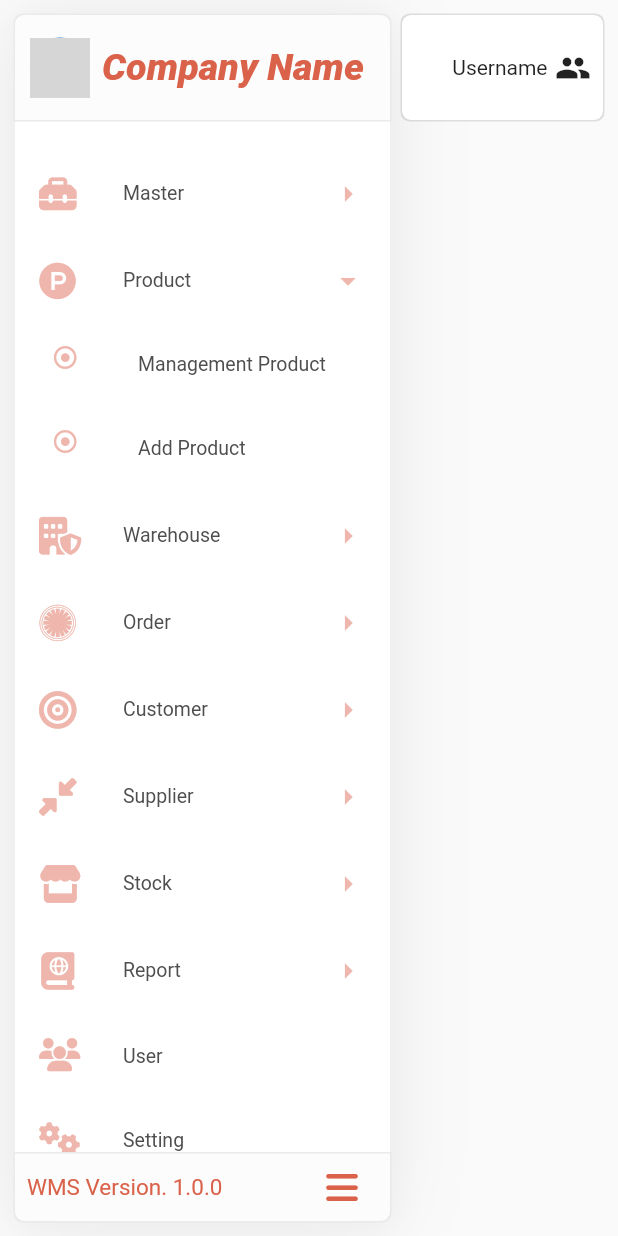
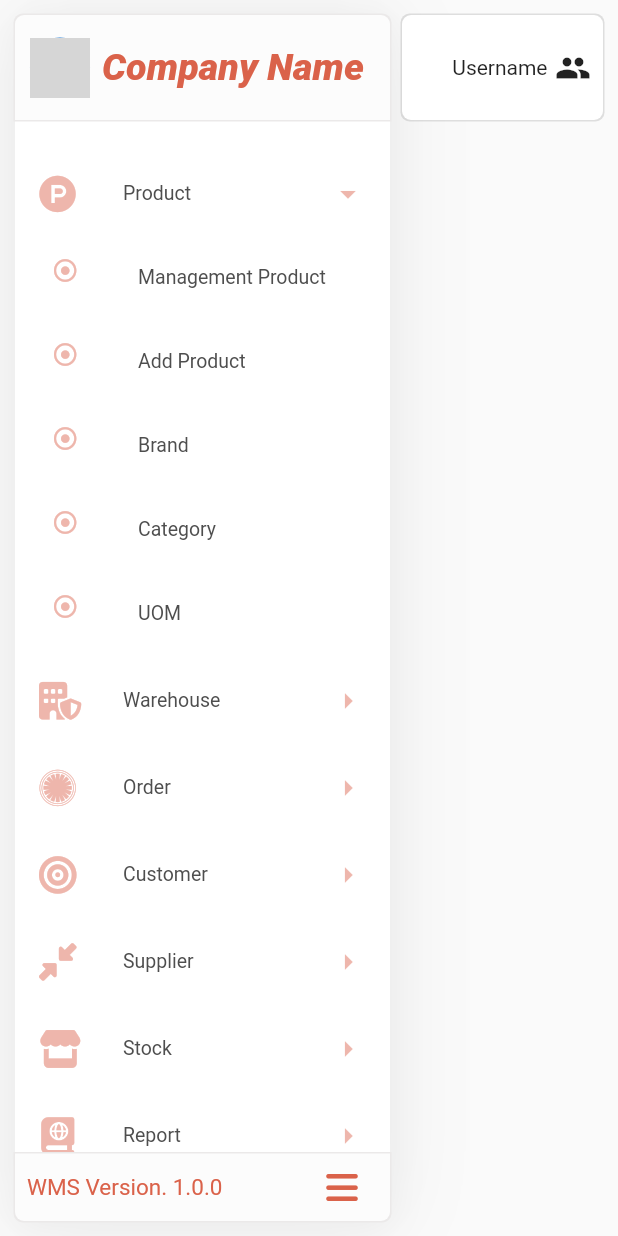
Before and after one commit to BangPei/fl_wms, a Flutter app: the ParentLayout screen opened directly with empty values, after a tap on "Product", on a phone screen of 412 x 824 dp. Run offline on Flutter 3.47's test engine with Material 2 defaults, Android fonts, the phone set to English and light mode, and no system bars; our stand-ins replace badges, dio, flutter_advanced_switch, flutter_bloc, font_awesome_flutter, get_it and 6 more; missing offline and left inert: advanced_datatable, flutter_bootstrap_widgets; generated files the repository leaves out were written again; grey boxes are pictures that could not be loaded.

Commit message:
implement product

```diff
--- a/lib/main_layout/left_menu.dart
+++ b/lib/main_layout/left_menu.dart
@@ -150,36 +150,6 @@ class _MainMenuState extends State<MainMenu> {
       children: [
         LeftExpantionTile(
           visibility: widget.size > 60,
-          title: "Master",
-          menu: widget.menu,
-          icon: FontAwesomeIcons.toolbox,
-          children: widget.size > 60
-              ? [
-                  const LeftListTile(
-                    title: "Brand",
-                    routeName: "brand",
-                  ),
-                  const LeftListTile(
-                    title: "Category",
-                    routeName: "category",
-                  ),
-                  const LeftListTile(
-                    title: "UOM",
-                    routeName: "uom",
-                  ),
-                  const LeftListTile(
-                    title: "Palette",
-                    routeName: "palette",
-                  ),
-                  const LeftListTile(
-                    title: "Rack",
-                    routeName: "rack",
-                  ),
-                ]
-              : [],
-        ),
-        LeftExpantionTile(
-          visibility: widget.size > 60,
           title: "Product",
           menu: widget.menu,
           icon: FontAwesomeIcons.productHunt,
@@ -193,6 +163,18 @@ class _MainMenuState extends State<MainMenu> {
                   const LeftListTile(
                     title: "Add Product",
                     routeName: "product-form",
+                  ),
+                  const LeftListTile(
+                    title: "Brand",
+                    routeName: "brand",
+                  ),
+                  const LeftListTile(
+                    title: "Category",
+                    routeName: "category",
+                  ),
+                  const LeftListTile(
+                    title: "UOM",
+                    routeName: "uom",
                   ),
                 ]
               : [],
@@ -211,6 +193,14 @@ class _MainMenuState extends State<MainMenu> {
                   const LeftListTile(
                     title: "Add Warehouse",
                     routeName: "warehouse/form",
+                  ),
+                  const LeftListTile(
+                    title: "Palette",
+                    routeName: "palette",
+                  ),
+                  const LeftListTile(
+                    title: "Rack",
+                    routeName: "rack",
                   ),
                 ]
               : [],
--- /dev/null
+++ b/lib/screen/product/data/product.dart
@@ -0,0 +1,87 @@
+import 'package:fl_wms/screen/brand/data/brand.dart';
+import 'package:fl_wms/screen/category/data/category.dart';
+import 'package:fl_wms/screen/uom/data/uom.dart';
+
+class Product {
+  int? id;
+  String? sku;
+  String? name;
+  String? image;
+  int? qty;
+  int? reminderQty;
+  double? salePrice;
+  Brand? brand;
+  Category? category;
+  Uom? uom;
+  String? moving;
+  bool? isActive;
+  int? inExpiredDate;
+  int? outExpiredDate;
+  String? createdAt;
+  String? updatedAt;
+
+  Product(
+      {this.id,
+      this.sku,
+      this.name,
+      this.image,
+      this.qty,
+      this.reminderQty,
+      this.salePrice,
+      this.brand,
+      this.category,
+      this.uom,
+      this.moving,
+      this.isActive,
+      this.inExpiredDate,
+      this.outExpiredDate,
+      this.createdAt,
+      this.updatedAt});
+
+  Product.fromJson(Map<String, dynamic> json) {
+    id = json['id'];
+    sku = json['sku'];
+    name = json['name'];
+    image = json['image'];
+    qty = json['qty'];
+    reminderQty = json['reminder_qty'];
+    salePrice = json['sale_price'];
+    brand = json['brand'] != null ? Brand.fromJson(json['brand']) : null;
+    category =
+        json['category'] != null ? Category.fromJson(json['category']) : null;
+    uom = json['uom'] != null ? Uom.fromJson(json['uom']) : null;
+    moving = json['moving'];
+    isActive = json['is_active'];
+    inExpiredDate = json['in_expired_date'];
+    outExpiredDate = json['out_expired_date'];
+    createdAt = json['created_at'];
+    updatedAt = json['updated_at'];
+  }
+
+  Map<String, dynamic> toJson() {
+    final Map<String, dynamic> data = <String, dynamic>{};
+    data['id'] = id;
+    data['sku'] = sku;
+    data['name'] = name;
+    data['image'] = image;
+    data['qty'] = qty;
+    data['reminder_qty'] = reminderQty;
+    data['sale_price'] = salePrice;
+    if (brand != null) {
+      data['brand'] = brand!.toJson();
+    }
+    if (category != null) {
+      data['category'] = category!.toJson();
+    }
+    if (uom != null) {
+      data['uom'] = uom!.toJson();
+    }
+    data['moving'] = moving;
+    data['is_active'] = isActive;
+    data['in_expired_date'] = inExpiredDate;
+    data['out_expired_date'] = outExpiredDate;
+    data['created_at'] = createdAt;
+    data['updated_at'] = updatedAt;
+    return data;
+  }
+}
--- a/lib/service/router_go.dart
+++ b/lib/service/router_go.dart
@@ -15,7 +15,7 @@ import '../library/interceptor/injector.dart';
 final NavigationService _nav = locator<NavigationService>();
 final GlobalKey<NavigatorState> _dashboardNavigatorKey =
     GlobalKey<NavigatorState>(debugLabel: 'dashboard');
-final GlobalKey<NavigatorState> _masterNavigatorKey =
+final GlobalKey<NavigatorState> _productNavigatorKey =
     GlobalKey<NavigatorState>(debugLabel: 'shell');
 final GlobalKey<NavigatorState> _warehouseNavigatorKey =
     GlobalKey<NavigatorState>(debugLabel: 'shell');
@@ -100,13 +100,49 @@ class RouteNavigation {
         ],
       ),
       ShellRoute(
-        navigatorKey: _masterNavigatorKey,
+        restorationScopeId: "",
+        navigatorKey: _productNavigatorKey,
         builder: (BuildContext context, GoRouterState state, Widget child) {
-          return ParentLayout(menu: "master", child: child);
+          return ParentLayout(
+            menu: "product",
+            child: child,
+          );
         },
         routes: [
           GoRoute(
-            parentNavigatorKey: _masterNavigatorKey,
+            parentNavigatorKey: _productNavigatorKey,
+            path: '/product',
+            name: "product",
+            pageBuilder: (context, state) {
+              return const NoTransitionPage(
+                child: WarehouseScreen(),
+              );
+            },
+          ),
+          GoRoute(
+            parentNavigatorKey: _productNavigatorKey,
+            path: '/product/form',
+            name: "add-product",
+            pageBuilder: (context, state) {
+              return const NoTransitionPage(
+                child: WarehouseFormScreen(),
+              );
+            },
+          ),
+          GoRoute(
+            parentNavigatorKey: _productNavigatorKey,
+            path: '/product/form/:id',
+            name: "edit-product",
+            pageBuilder: (context, state) {
+              return NoTransitionPage(
+                child: WarehouseFormScreen(
+                  warehouseId: int.parse(state.pathParameters['id']!),
+                ),
+              );
+            },
+          ),
+          GoRoute(
+            parentNavigatorKey: _productNavigatorKey,
             path: '/brand',
             name: "brand",
             pageBuilder: (context, state) {
@@ -118,7 +154,7 @@ class RouteNavigation {
             },
           ),
           GoRoute(
-            parentNavigatorKey: _masterNavigatorKey,
+            parentNavigatorKey: _productNavigatorKey,
             path: '/category',
             name: "category",
             pageBuilder: (context, state) {
@@ -130,7 +166,7 @@ class RouteNavigation {
             },
           ),
           GoRoute(
-            parentNavigatorKey: _masterNavigatorKey,
+            parentNavigatorKey: _productNavigatorKey,
             path: '/uom',
             name: "uom",
             pageBuilder: (context, state) {
```
Also changed, not shown: lib/screen/product/bloc/product_bloc.dart (added, +34 -0 lines), lib/screen/product/bloc/product_event.dart (added, +16 -0 lines), lib/screen/product/bloc/product_state.dart (added, +27 -0 lines), lib/screen/product/data/product_api.dart (added, +40 -0 lines), lib/screen/product/data/product_source.dart (added, +206 -0 lines), lib/service/restclient.dart (+19 -0 lines), lib/screen/product/screen/product_screen.dart (added), lib/service/restclient.g.dart.
